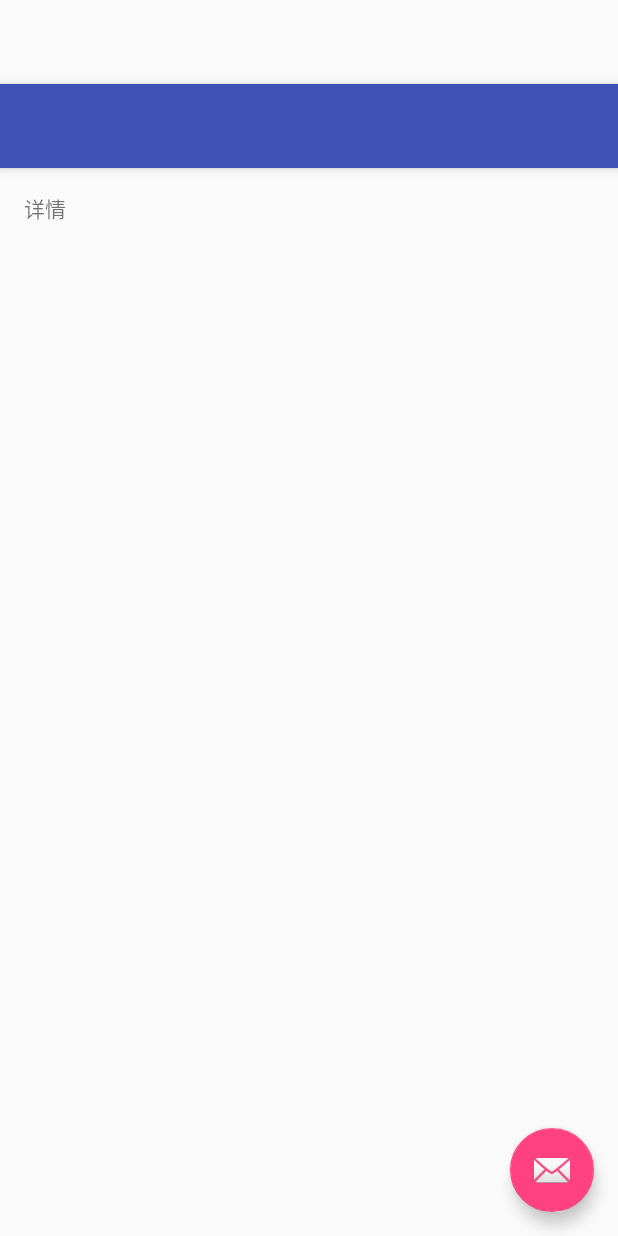
After one commit to axiaoshuang/funStory, an Android app: the layout activity_ping_lun.xml on its own in the app's theme, with its tools: preview values and no code run, on a phone screen of 412 x 824 dp. The commit adds this screen. Run offline under Robolectric (Android 15) with nearby library versions, the phone set to English and light mode, and no system bars.

Commit message:
The project add much info

```diff
--- /dev/null
+++ b/app/src/main/res/anim/open_in.xml
@@ -0,0 +1,9 @@
+<?xml version="1.0" encoding="utf-8"?>
+<set xmlns:android="http://schemas.android.com/apk/res/android"
+    android:duration="500"
+    >
+<translate android:fromXDelta="100%"
+            android:toXDelta="0%"
+    />
+
+</set>
--- /dev/null
+++ b/app/src/main/res/anim/open_out.xml
@@ -0,0 +1,9 @@
+<?xml version="1.0" encoding="utf-8"?>
+<set xmlns:android="http://schemas.android.com/apk/res/android"
+    android:duration="500"
+    >
+
+    <translate android:fromXDelta="0%"
+                android:toXDelta="-100%"
+        />
+</set>
--- /dev/null
+++ b/app/src/main/res/layout/activity_ping_lun.xml
@@ -0,0 +1,35 @@
+<?xml version="1.0" encoding="utf-8"?>
+<android.support.design.widget.CoordinatorLayout
+    xmlns:android="http://schemas.android.com/apk/res/android"
+    xmlns:app="http://schemas.android.com/apk/res-auto"
+    xmlns:tools="http://schemas.android.com/tools"
+    android:layout_width="match_parent"
+    android:layout_height="match_parent"
+    android:fitsSystemWindows="true"
+    tools:context="com.win.funstory.pingLunActivity">
+
+    <android.support.design.widget.AppBarLayout
+        android:layout_height="wrap_content"
+        android:layout_width="match_parent"
+        android:theme="@style/AppTheme.AppBarOverlay">
+
+        <android.support.v7.widget.Toolbar
+            android:id="@+id/toolbar"
+            android:layout_width="match_parent"
+            android:layout_height="?attr/actionBarSize"
+            android:background="?attr/colorPrimary"
+            app:popupTheme="@style/AppTheme.PopupOverlay"/>
+
+    </android.support.design.widget.AppBarLayout>
+
+    <include layout="@layout/content_ping_lun"/>
+
+    <android.support.design.widget.FloatingActionButton
+        android:id="@+id/fab"
+        android:layout_width="wrap_content"
+        android:layout_height="wrap_content"
+        android:layout_gravity="bottom|end"
+        android:layout_margin="@dimen/fab_margin"
+        android:src="@android:drawable/ic_dialog_email"/>
+
+</android.support.design.widget.CoordinatorLayout>
--- /dev/null
+++ b/app/src/main/res/layout/content_ping_lun.xml
@@ -0,0 +1,22 @@
+<?xml version="1.0" encoding="utf-8"?>
+<RelativeLayout
+    xmlns:android="http://schemas.android.com/apk/res/android"
+    xmlns:tools="http://schemas.android.com/tools"
+    xmlns:app="http://schemas.android.com/apk/res-auto"
+    android:layout_width="match_parent"
+    android:layout_height="match_parent"
+    android:paddingLeft="@dimen/activity_horizontal_margin"
+    android:paddingRight="@dimen/activity_horizontal_margin"
+    android:paddingTop="@dimen/activity_vertical_margin"
+    android:paddingBottom="@dimen/activity_vertical_margin"
+    app:layout_behavior="@string/appbar_scrolling_view_behavior"
+    tools:showIn="@layout/activity_ping_lun"
+    tools:context="com.win.funstory.pingLunActivity">
+
+    <TextView
+        android:layout_width="match_parent"
+        android:layout_height="wrap_content"
+        android:text="详情"
+        />
+
+</RelativeLayout>
--- /dev/null
+++ b/app/src/main/res/values-v21/styles.xml
@@ -0,0 +1,8 @@
+<resources>>
+    <style name="AppTheme.NoActionBar">
+        <item name="windowActionBar">false</item>
+        <item name="windowNoTitle">true</item>
+        <item name="android:windowDrawsSystemBarBackgrounds">true</item>
+        <item name="android:statusBarColor">@android:color/transparent</item>
+    </style>
+</resources>
--- a/app/src/main/res/values/dimens.xml
+++ b/app/src/main/res/values/dimens.xml
@@ -2,4 +2,5 @@
     <!-- Default screen margins, per the Android Design guidelines. -->
     <dimen name="activity_horizontal_margin">16dp</dimen>
     <dimen name="activity_vertical_margin">16dp</dimen>
+    <dimen name="fab_margin">16dp</dimen>
 </resources>
--- a/app/src/main/res/values/strings.xml
+++ b/app/src/main/res/values/strings.xml
@@ -3,4 +3,5 @@
 
 <!-- TODO: Remove or change this placeholder text -->
     <string name="hello_blank_fragment">Hello blank fragment</string>
+    <string name="title_activity_ping_lun">pingLunActivity</string>
 </resources>
--- a/app/src/main/res/values/styles.xml
+++ b/app/src/main/res/values/styles.xml
@@ -6,6 +6,18 @@
         <item name="colorPrimary">@color/colorPrimary</item>
         <item name="colorPrimaryDark">@color/colorPrimaryDark</item>
         <item name="colorAccent">@color/colorAccent</item>
+        <item name="android:windowAnimationStyle">@style/winAnmition</item>
     </style>
+    <style name="AppTheme.NoActionBar">
+        <item name="windowActionBar">false</item>
+        <item name="windowNoTitle">true</item>
+    </style>
+    <style name="AppTheme.AppBarOverlay" parent="ThemeOverlay.AppCompat.Dark.ActionBar"/>
+    <style name="AppTheme.PopupOverlay" parent="ThemeOverlay.AppCompat.Light"/>
 
+
+    <style name="winAnmition">
+        <item name="android:activityOpenEnterAnimation">@anim/open_in</item>
+        <item name="android:activityOpenExitAnimation">@anim/open_out</item>
+    </style>
 </resources>
```
Also changed, not shown: app/src/main/AndroidManifest.xml (+8 -3 lines), app/src/main/java/com/win/funstory/adapters/zuiAdapter.java (added, +131 -0 lines), app/src/main/java/com/win/funstory/domain/zuiXItem.java (added, +117 -0 lines), app/src/main/java/com/win/funstory/fragments/enjoyFragment.java (+9 -1 lines), app/src/main/java/com/win/funstory/fragments/videoFragment.java (+8 -1 lines), app/src/main/java/com/win/funstory/fragments/zuiXFragment.java (+73 -5 lines), app/src/main/java/com/win/funstory/pingLunActivity.java (added, +29 -0 lines), app/src/main/res/layout/item_zuixin.xml (added, +78 -0 lines).
